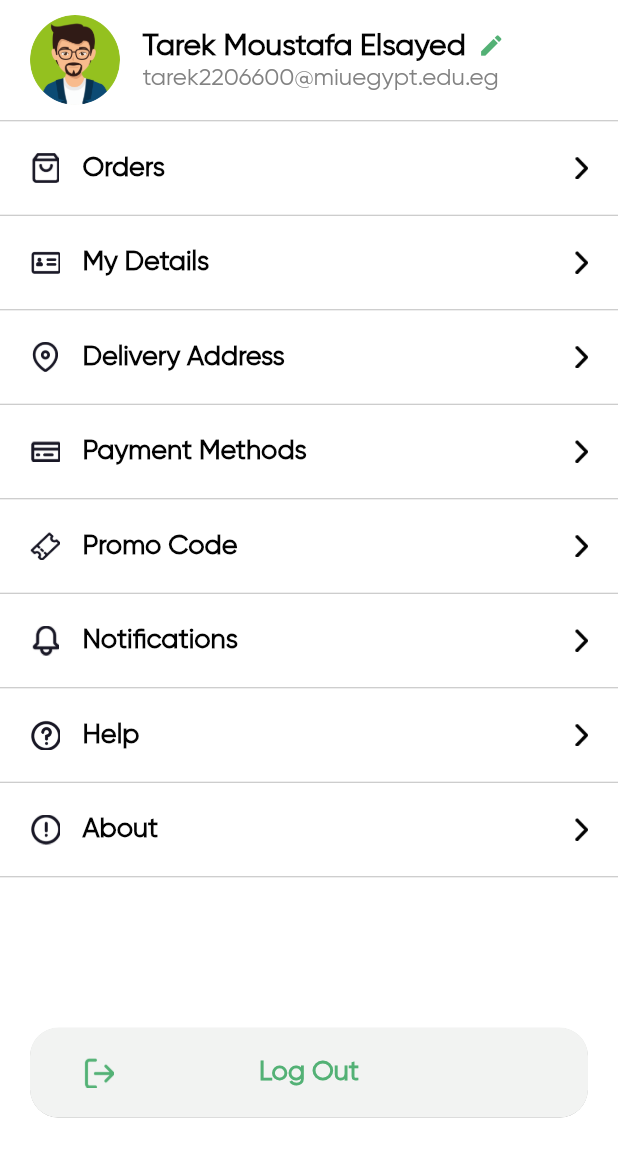
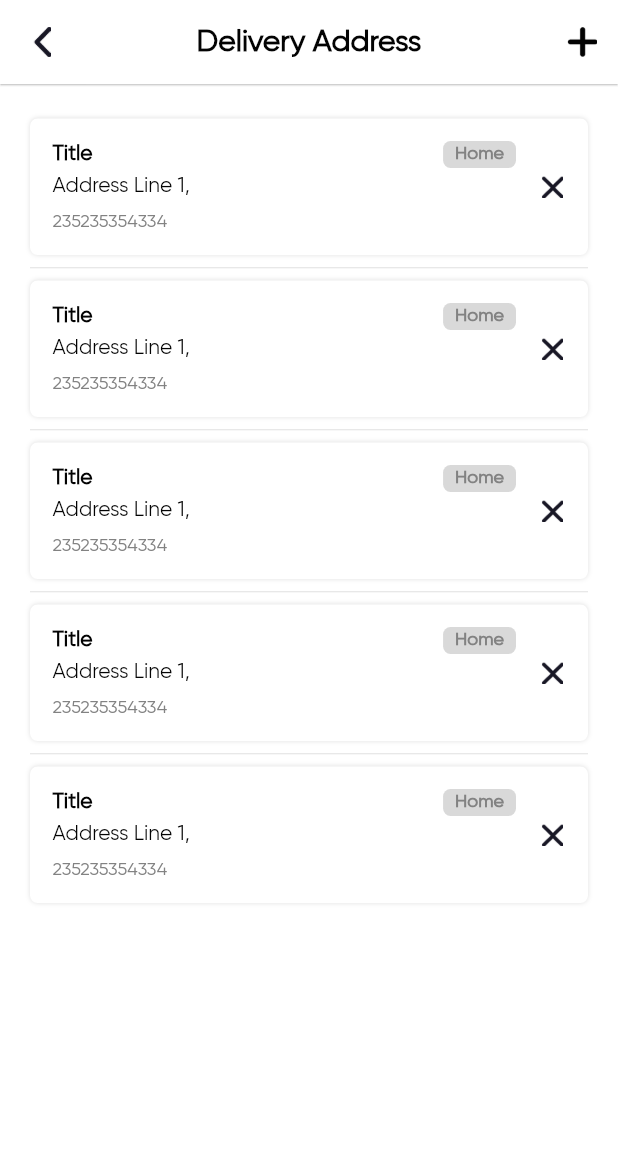
Before and after one commit to TarekMoustafaElsayed/nectar_groceriesStore, a Flutter app: the AccountView screen opened directly, after a tap on "Delivery Address", on a phone screen of 412 x 824 dp. Shown: the top 1157 px of the screen. Run offline on Flutter 3.47's test engine with Material 3 defaults, Android fonts, the phone set to English and light mode, and no system bars; drawn by our look-alikes of flutter_easyloading; our stand-ins replace cached_network_image, flutter_dotenv, flutter_rating_bar, flutter_timezone, get, shared_preferences; missing offline and left inert: fl_country_code_picker; accounts and stored records are empty.

Commit message:
Created the ui for the Delivery Adress that can be accessed throught the account page
Added also another tab for adding the address details inside the Delivery Address section

Added the address_row.dart inside the common widget

Added the address_view_model.dart inside the view_model

Added the address_list_view.dart which displays the list of addresses inside the account folder as well as the add_address_view.dart which allows me to add the address , save it and put it inside the address list

```diff
--- /dev/null
+++ b/lib/common/common_widget/address_row.dart
@@ -0,0 +1,93 @@
+import 'package:flutter/material.dart';
+
+import '../color_extension.dart';
+
+class AddressRow extends StatelessWidget {
+  const AddressRow({super.key});
+
+  @override
+  Widget build(BuildContext context) {
+    return Container(
+      margin: const EdgeInsets.symmetric(vertical: 8),
+      decoration: BoxDecoration(
+        color: Colors.white,
+        borderRadius: BorderRadius.circular(5),
+        boxShadow: const [BoxShadow(color: Colors.black12,blurRadius: 2)],
+      ),
+      padding: const EdgeInsets.symmetric(vertical: 15),
+      child: Row(
+        children: [
+           Expanded(
+             child: Padding(
+               padding: const EdgeInsets.only(left: 15),
+               child: Column(
+                crossAxisAlignment: CrossAxisAlignment.start,
+                children: [
+                  Row(
+                    children: [
+                      Expanded(
+                        child: Text(
+                          "Title",
+                          style: TextStyle(
+                              color: TColor.primaryText,
+                              fontSize: 14,
+                              fontWeight: FontWeight.w700),
+                        ),
+                      ),
+
+                      Container(
+                        padding: const EdgeInsets.symmetric(horizontal: 8, vertical: 2),
+                        decoration: BoxDecoration(
+                          color: TColor.secondaryText.withOpacity(0.3),
+                          borderRadius: BorderRadius.circular(5),
+                        ),
+                        child: Text(
+                          "Home",
+                          style: TextStyle(
+                              color: TColor.secondaryText,
+                              fontSize: 12,
+                              fontWeight: FontWeight.w700),
+                        ),
+                      ),
+                    ],
+                  ),
+                  const SizedBox(height: 4,),
+                  Text(
+                    "Address Line 1,",
+                    textAlign: TextAlign.left,
+                    style: TextStyle(
+                        color: TColor.primaryText,
+                        fontSize: 14,
+                        fontWeight: FontWeight.w500),
+                  ),
+
+                  const SizedBox(
+                    height: 8,
+                  ),
+
+                  Text(
+                    "235235354334",
+                    textAlign: TextAlign.left,
+                    style: TextStyle(
+                        color: TColor.secondaryText,
+                        fontSize: 12,
+                        fontWeight: FontWeight.w500),
+                  ),
+
+
+                ],
+              ),
+             ),
+            ),
+
+          IconButton(onPressed: (){},
+            icon: Image.asset(
+              "assets/img/close.png",
+              width: 15,
+              height: 15,
+            ),),
+        ],
+      ),
+    );
+  }
+}
--- a/lib/view/account/account_view.dart
+++ b/lib/view/account/account_view.dart
@@ -1,6 +1,7 @@
 import 'package:flutter/material.dart';
 import 'package:get/get.dart';
 import 'package:get/get_core/src/get_main.dart';
+import 'package:nectar_groceries/view/account/address_list_view.dart';
 import 'package:nectar_groceries/view_model/splash_view_model.dart';
 
 import '../../common/color_extension.dart';
@@ -100,7 +101,12 @@ class _AccountViewState extends State<AccountView> {
                 AccountRow(
                     title: "Delivery Address",
                     icon: "assets/img/a_delivery_address.png",
-                    onPressed: (){}
+                    onPressed: (){
+                      Navigator.push(
+                          context,
+                          MaterialPageRoute(
+                              builder: (context) => const AddressListView()));
+                    }
                 ),
 
                 AccountRow(
--- /dev/null
+++ b/lib/view/account/address_list_view.dart
@@ -0,0 +1,67 @@
+import 'package:flutter/material.dart';
+import 'package:nectar_groceries/common/common_widget/address_row.dart';
+
+import '../../common/color_extension.dart';
+import 'add_address_view.dart';
+
+class AddressListView extends StatefulWidget {
+  const AddressListView({super.key});
+
+  @override
+  State<AddressListView> createState() => _AddressListViewState();
+}
+
+class _AddressListViewState extends State<AddressListView> {
+  @override
+  Widget build(BuildContext context) {
+    return Scaffold(
+      appBar: AppBar(
+          backgroundColor: Colors.white,
+          elevation: 0.5,
+          leading: IconButton(
+              onPressed: () {
+                Navigator.pop(context);
+              },
+              icon: Image.asset(
+                "assets/img/back.png",
+                width: 20,
+                height: 20,
+              )
+          ),
+
+          centerTitle: true,
+          title: Text(
+            "Delivery Address",
+            style: TextStyle(
+              color: TColor.primaryText,
+              fontSize: 20,
+              fontWeight: FontWeight.w700),
+            ),
+
+          actions: [
+            IconButton(
+                onPressed: () {
+                  Navigator.push(
+                      context,
+                      MaterialPageRoute(
+                          builder: (context) => const AddAddressView()));
+                },
+                icon: Image.asset(
+                  "assets/img/add.png",
+                  width: 20,
+                  height: 20,
+                  color: TColor.primaryText,
+                )
+            ),
+          ]
+      ),
+      backgroundColor: Colors.white,
+
+      body: ListView.separated(
+          padding: const EdgeInsets.symmetric(horizontal: 20, vertical: 15),
+          itemBuilder: (context, index) {
+            return const AddressRow();
+      }, separatorBuilder: (context, index) => const Divider(color: Colors.black12, height: 1,), itemCount: 5),
+    );
+  }
+}
--- a/lib/view/explore/explore_detail_view.dart
+++ b/lib/view/explore/explore_detail_view.dart
@@ -3,7 +3,6 @@ import 'package:get/get.dart';
 import 'package:get/get_core/src/get_main.dart';
 import 'package:nectar_groceries/common/common_widget/product_cell.dart';
 import 'package:nectar_groceries/model/explore_category_model.dart';
-import 'package:nectar_groceries/model/offer_product_model.dart';
 import 'package:nectar_groceries/view/explore/filter_view.dart';
 import 'package:nectar_groceries/view_model/explore_item_view_model.dart';
 
--- a/lib/view_model/sign_up_view_model.dart
+++ b/lib/view_model/sign_up_view_model.dart
@@ -2,7 +2,6 @@ import 'package:flutter/cupertino.dart';
 import 'package:flutter/foundation.dart';
 import 'package:get/get.dart';
 import 'package:nectar_groceries/common/globs.dart';
-import 'package:nectar_groceries/view/main_tab_view/main_tab_view.dart';
 import 'package:nectar_groceries/view_model/splash_view_model.dart';
 
 import '../common/service_call.dart';
```
Also changed, not shown: lib/view/account/add_address_view.dart (added, +209 -0 lines), lib/view_model/address_view_model.dart (added, +16 -0 lines).
